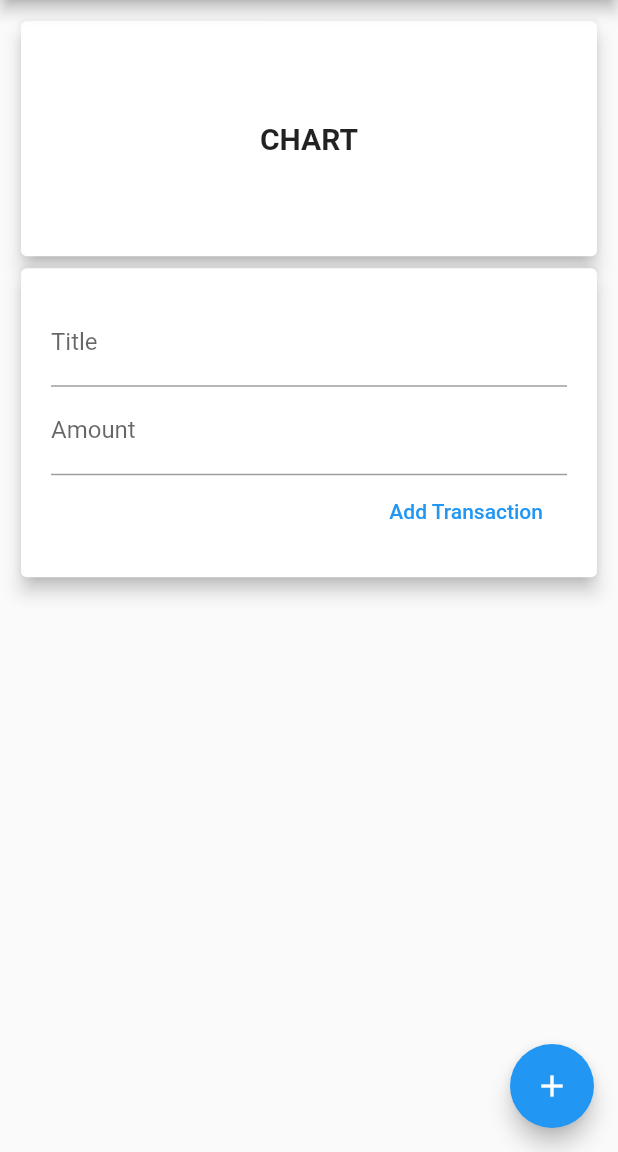
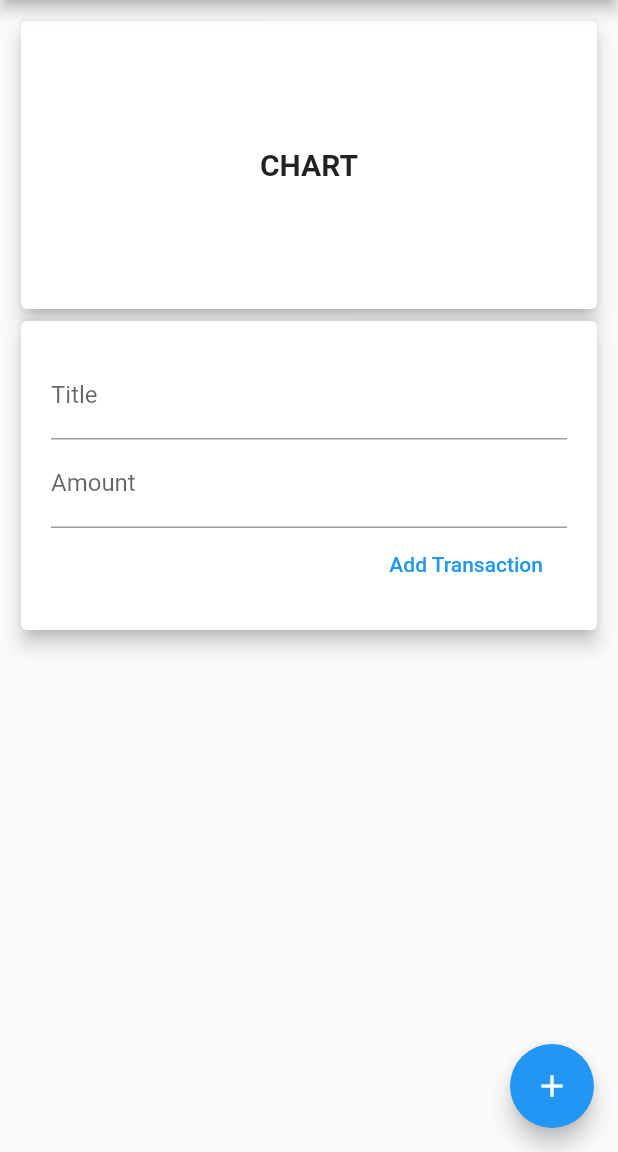
Before and after one commit to kuldii/expenses_app, a Flutter app: the screen it shows after launch, after a tap on the "delete" icon, on a phone screen of 412 x 824 dp, the part 84-1236 px from its top. Run offline on Flutter 3.47's test engine with Material 2 defaults, Android fonts, the phone set to English and light mode, and no system bars.

Commit message:
merapikan responsive height

```diff
--- a/lib/pages/home/components/listtransaction.dart
+++ b/lib/pages/home/components/listtransaction.dart
@@ -16,7 +16,7 @@
   @override
   Widget build(BuildContext context) {
     return Container(
-      height: MediaQuery.of(context).size.height * 0.3,
+      height: MediaQuery.of(context).size.height * 0.5,
       child: ListView(
         children: widget._dataTransaction.map((value) {
           return Card(
--- a/lib/pages/home/homepage.dart
+++ b/lib/pages/home/homepage.dart
@@ -76,7 +76,7 @@
             crossAxisAlignment: CrossAxisAlignment.stretch,
             children: [
               Container(
-                height: MediaQuery.of(context).size.height * 0.2,
+                height: 200,
                 child: ChartWidget(),
               ),
               NewTransaction(addNewTx),
```
